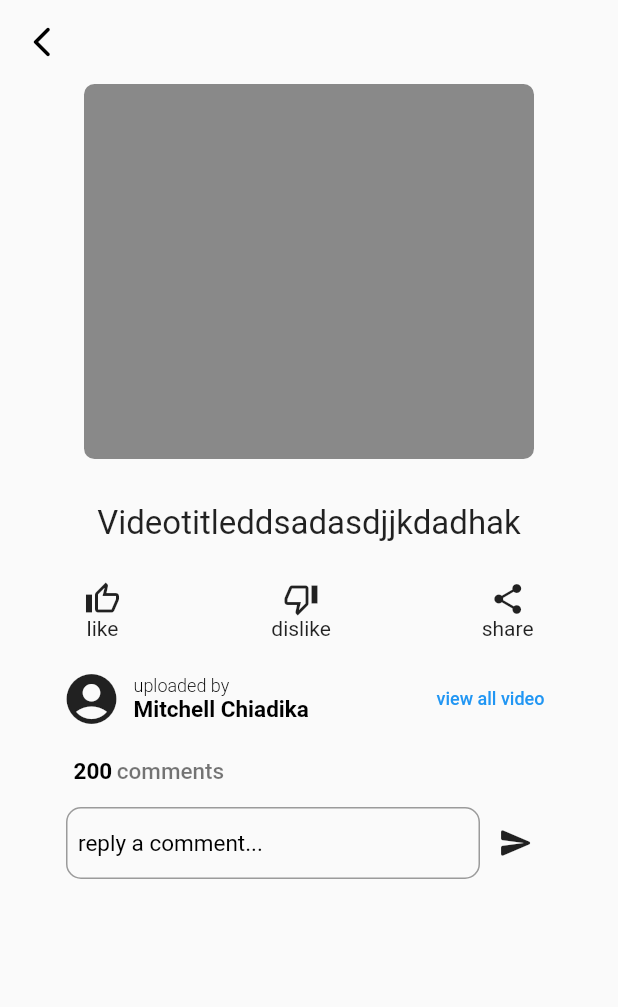
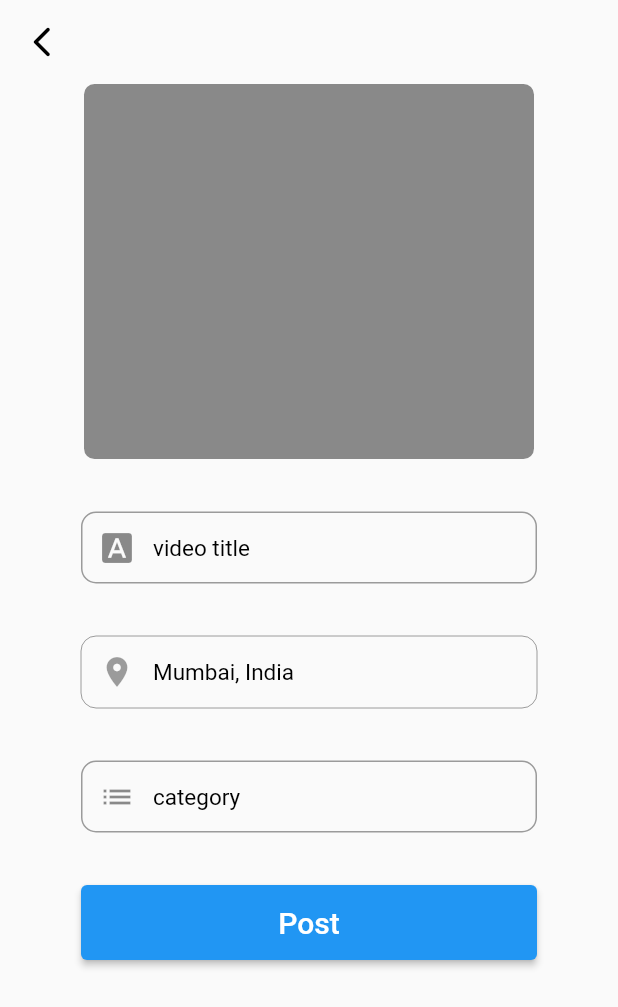
Before and after one commit to CodeTemplar99/video_app, a Flutter app: the VideoDetail screen opened directly, after a tap on the "send" icon, on a phone screen of 412 x 824 dp. Shown: the top 1007 px of the screen. Run offline on Flutter 3.47's test engine with Material 2 defaults, Android fonts, the phone set to English and light mode, and no system bars; our stand-ins replace camera, pinput.

Commit message:
upload screen

```diff
--- a/lib/screens/otp_screen.dart
+++ b/lib/screens/otp_screen.dart
@@ -54,7 +54,6 @@ class OtpScreenState extends State<OtpScreen> {
                         fieldsCount: 5,
                         // onSubmit: (String pin) => _showSnackBar(pin, context),
                         focusNode: _pinPutFocusNode,
-                        controller: _pinPutController,
                         submittedFieldDecoration: _pinPutDecoration.copyWith(
                           borderRadius: BorderRadius.circular(20.0),
                         ),
@@ -73,7 +72,7 @@ class OtpScreenState extends State<OtpScreen> {
                       children: <Widget>[
                         Text('Did not get otp'),
                         TextButton(
-                          onPressed: () => _pinPutController.text = '',
+                          onPressed: () => {},
                           child: const Text('resend'),
                         ),
                       ],
@@ -85,7 +84,7 @@ class OtpScreenState extends State<OtpScreen> {
                           Navigator.push(
                             context,
                             MaterialPageRoute(
-                              builder: (context) => OtpScreen(),
+                              builder: (context) => VideosList(),
                             ),
                           );
                         },
--- /dev/null
+++ b/lib/screens/upload_screen.dart
@@ -0,0 +1,164 @@
+// ignore_for_file: prefer_const_constructors, prefer_const_literals_to_create_immutables
+
+import 'package:flutter/material.dart';
+
+class UploadScreen extends StatelessWidget {
+  const UploadScreen({Key? key}) : super(key: key);
+
+  @override
+  Widget build(BuildContext context) {
+    return GestureDetector(
+      onTap: () => FocusManager.instance.primaryFocus?.unfocus(),
+      child: Scaffold(
+        appBar: AppBar(
+          elevation: 0,
+          backgroundColor: Colors.transparent,
+          leading: IconButton(
+              onPressed: () {
+                Navigator.pop(context);
+              },
+              icon: Icon(
+                Icons.arrow_back_ios_new_rounded,
+                color: Colors.black,
+              )),
+        ),
+        body: SafeArea(
+          child: SingleChildScrollView(
+            child: Column(
+              crossAxisAlignment: CrossAxisAlignment.center,
+              children: [
+                Padding(
+                  padding: const EdgeInsets.symmetric(horizontal: 18.0),
+                  child: SizedBox(
+                    height: 250,
+                    width: 300,
+                    child: DecoratedBox(
+                      decoration: BoxDecoration(
+                        color: Colors.black45,
+                        borderRadius: BorderRadius.circular(7),
+                      ),
+                    ),
+                  ),
+                ),
+                SizedBox(
+                  height: 30,
+                ),
+                SizedBox(
+                  width: 400,
+                  child: Column(
+                    children: [
+                      Padding(
+                        padding:
+                            EdgeInsets.symmetric(horizontal: 48.0, vertical: 5),
+                        child: Row(
+                          children: [
+                            Expanded(
+                              child: TextField(
+                                onChanged: (value) {},
+                                decoration: InputDecoration(
+                                  hintText: "video title",
+                                  prefixIcon: Icon(Icons.font_download),
+                                  hintStyle: TextStyle(
+                                    fontSize: 15,
+                                    color: Colors.black,
+                                  ),
+                                  border: OutlineInputBorder(
+                                      borderRadius: BorderRadius.circular(10)),
+                                  contentPadding: EdgeInsets.symmetric(
+                                      horizontal: 8, vertical: 2),
+                                ),
+                              ),
+                            ),
+                          ],
+                        ),
+                      ),
+                      SizedBox(
+                        height: 25,
+                      ),
+                      Padding(
+                        padding:
+                            EdgeInsets.symmetric(horizontal: 48.0, vertical: 5),
+                        child: Row(
+                          children: [
+                            Expanded(
+                              child: TextField(
+                                onChanged: (value) {},
+                                decoration: InputDecoration(
+                                  hintText: "Mumbai, India",
+                                  prefixIcon: Icon(Icons.location_on),
+                                  enabled: false,
+                                  hintStyle: TextStyle(
+                                    fontSize: 15,
+                                    color: Colors.black,
+                                  ),
+                                  border: OutlineInputBorder(
+                                      borderRadius: BorderRadius.circular(10)),
+                                  contentPadding: EdgeInsets.symmetric(
+                                      horizontal: 8, vertical: 2),
+                                ),
+                              ),
+                            ),
+                          ],
+                        ),
+                      ),
+                      SizedBox(
+                        height: 25,
+                      ),
+                      Padding(
+                        padding:
+                            EdgeInsets.symmetric(horizontal: 48.0, vertical: 5),
+                        child: Row(
+                          children: [
+                            Expanded(
+                              child: TextField(
+                                onChanged: (value) {},
+                                decoration: InputDecoration(
+                                  hintText: "category",
+                                  prefixIcon: Icon(Icons.list),
+                                  hintStyle: TextStyle(
+                                    fontSize: 15,
+                                    color: Colors.black,
+                                  ),
+                                  border: OutlineInputBorder(
+                                      borderRadius: BorderRadius.circular(10)),
+                                  contentPadding: EdgeInsets.symmetric(
+                                      horizontal: 8, vertical: 2),
+                                ),
+                              ),
+                            ),
+                          ],
+                        ),
+                      ),
+                      Padding(
+                        padding: const EdgeInsets.symmetric(
+                            horizontal: 48.0, vertical: 30),
+                        child: ElevatedButton(
+                          onPressed: () {},
+                          child: Text(
+                            'Post',
+                            style: TextStyle(
+                              fontSize: 20,
+                            ),
+                          ),
+                          style: ElevatedButton.styleFrom(
+                              minimumSize: Size.fromHeight(50)),
+                        ),
+                      ),
+                    ],
+                  ),
+                ),
+                Container(
+                  height: 50,
+                )
+              ],
+            ),
+          ),
+        ),
+      ),
+    );
+  }
+
+  getTemporaryDirectory(z) {
+    return z;
+  }
+}
--- a/lib/screens/video_detail.dart
+++ b/lib/screens/video_detail.dart
@@ -1,6 +1,7 @@
 // ignore_for_file: prefer_const_constructors, prefer_const_literals_to_create_immutables
 
 import 'package:flutter/material.dart';
+import 'package:video_app/screens/upload_screen.dart';
 
 class VideoDetail extends StatelessWidget {
   const VideoDetail({Key? key}) : super(key: key);
@@ -205,7 +206,12 @@ class VideoDetail extends StatelessWidget {
                             ),
                           ),
                           IconButton(
-                              onPressed: () {}, icon: Icon(Icons.send_rounded))
+                              onPressed: () => Navigator.push(
+                                    context,
+                                    MaterialPageRoute(
+                                        builder: (context) => UploadScreen()),
+                                  ),
+                              icon: Icon(Icons.send_rounded))
                         ],
                       ),
                     )
```
